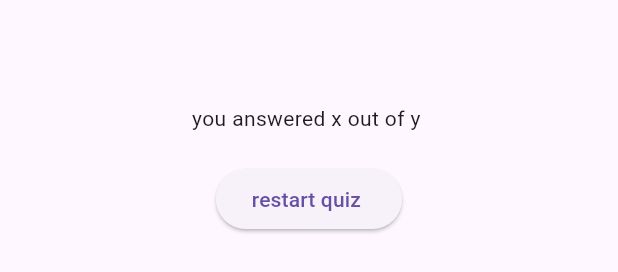
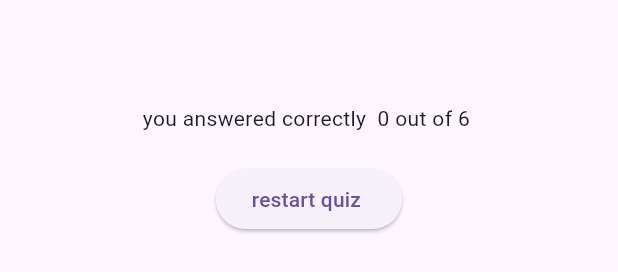
Before and after one commit to Hassaan29632/quizapp, a Flutter app: the ResultScreen widget shown alone on an empty page, opened directly with empty values, on a phone screen of 412 x 824 dp. Shown: the part 449-721 px from the top of the screen. Run offline on Flutter 3.47's test engine with Material 3 defaults, Android fonts, the phone set to English and light mode, and no system bars; our stand-ins replace google_fonts.

Commit message:
displying number of correct question out of total

```diff
--- a/lib/result_screen.dart
+++ b/lib/result_screen.dart
@@ -31,10 +31,11 @@ return summary;
 
     final summarydata = getsummarydata();
     final numberofquestons = questions.length;
+    //map used to filter the list
     final numberofcorrectanswers =summarydata.where((data){
       return data['user answer'] == data['correct answer'];
 
-    });
+    }).length;
 
     return SizedBox(
       width: double.infinity,
@@ -44,7 +45,7 @@ return summary;
         child: Column(
           mainAxisAlignment: MainAxisAlignment.center,
           children: [
-            Text("you answered x out of y "),
+            Text("you answered correctly  $numberofcorrectanswers out of $numberofquestons "),
             SizedBox(height: 20,),
             QuestionsSummary(summarydata),
             ElevatedButton(onPressed: (){}, child: Text("restart quiz "))
```
